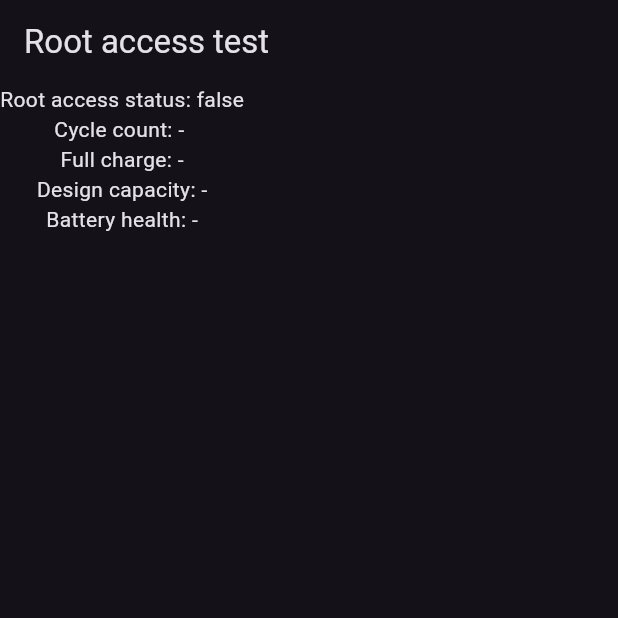
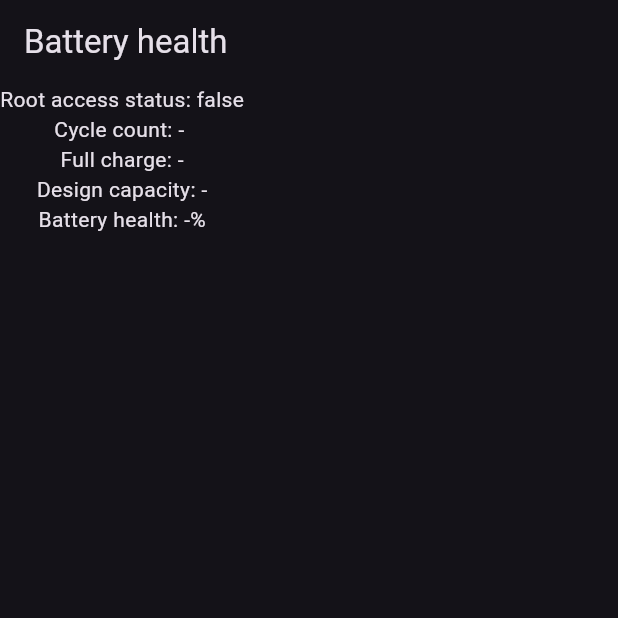
Before and after one commit to Maciek-Hetman/battery_health, a Flutter app: the screen it shows after launch, on a phone screen of 412 x 824 dp, the top half of it. Run offline on Flutter 3.47's test engine with Material 2 defaults, Android fonts, the phone set to English and light mode, and no system bars; missing offline and left inert: root.

Commit message:
improving ui

```diff
--- a/lib/main.dart
+++ b/lib/main.dart
@@ -89,7 +89,7 @@ class _MyAppState extends State<MyApp> {
       theme: ThemeData(useMaterial3: true, brightness: Brightness.dark),
       home: Scaffold(
           appBar: AppBar(
-            title: Text("Root access test"),
+            title: Text("Battery health"),
           ),
           body: Column(
             children: [
@@ -97,7 +97,7 @@ class _MyAppState extends State<MyApp> {
               Text("Cycle count: $_cycleCount "),
               Text("Full charge: $_fullCharge"),
               Text("Design capacity: $_designCapacity"),
-              Text("Battery health: $_batteryHealth")
+              Text("Battery health: $_batteryHealth%")
             ],
           )),
     );
```
